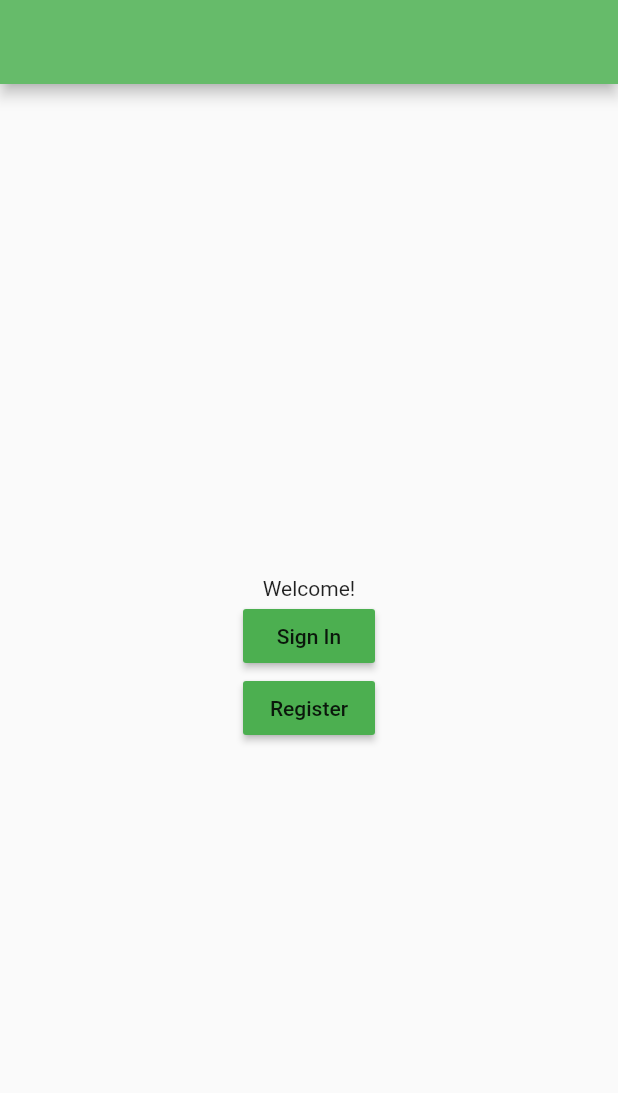
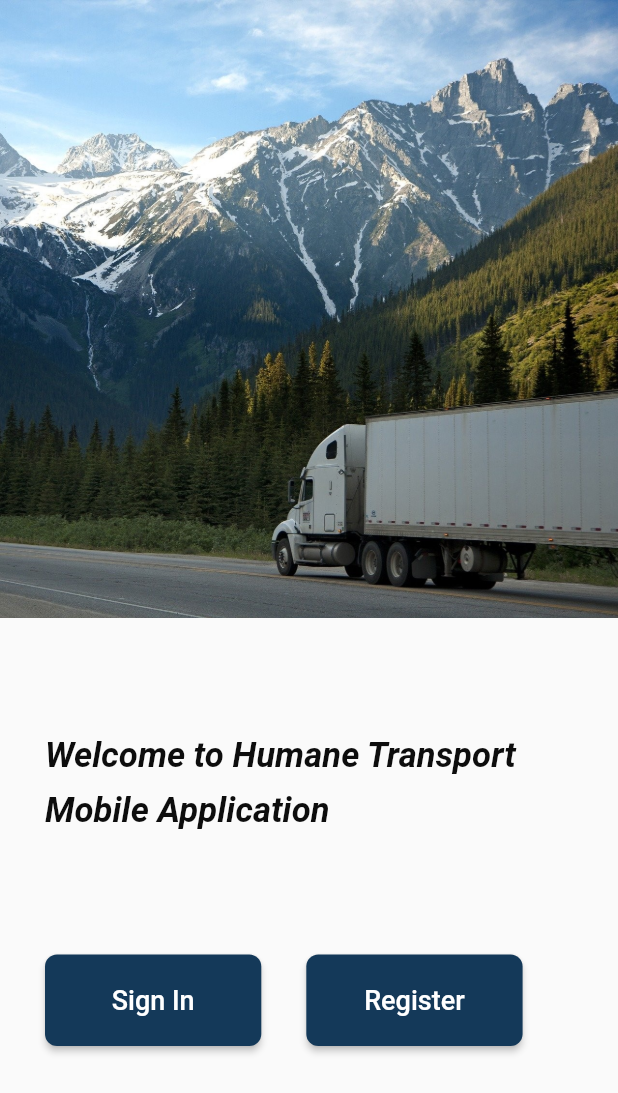
Before and after one commit to holtzmak/Humane-Transport, a Flutter app: the WelcomeScreen screen opened directly, on a phone screen of 412 x 824 dp. Shown: the top 1093 px of the screen. Run offline on Flutter 3.47's test engine with Material 2 defaults, Android fonts, the phone set to English and light mode, and no system bars; our stand-ins replace cloud_firestore, date_time_picker, firebase_auth, firebase_core, flutter_multi_formatter, get_it and 3 more; missing offline and left inert: flutter_email_sender, flutter_full_pdf_viewer; accounts and stored records are empty.

Commit message:
Edit Welcome Screen to match prototype (#218)

```diff
--- a/app/lib/ui/common/style.dart
+++ b/app/lib/ui/common/style.dart
@@ -8,6 +8,8 @@ const SmallTextSize = 14.0;
 const BodyTextSize = 16.0;
 const MediumTextSize = 20.0;
 const LargeTextSize = 23.0;
+
+const buttonColor = Color.fromRGBO(20, 57, 89, 1);
 
 const MainAppColor = Color(0xff66bb6a);
 
@@ -33,7 +35,7 @@ const BodyTextStyle = TextStyle(
 );
 
 const DefaultRaisedButtonStyle = ButtonThemeData(
-  buttonColor: Colors.green,
+  buttonColor: buttonColor,
 );
 
 const OverlayColor = Color.fromRGBO(0, 0, 0, 0.5);
--- a/app/lib/ui/views/welcome_screen.dart
+++ b/app/lib/ui/views/welcome_screen.dart
@@ -1,6 +1,9 @@
 import 'package:app/core/view_models/welcome_screen_view_model.dart';
+import 'package:app/ui/common/style.dart';
 import 'package:app/ui/widgets/utility/template_base_view_model.dart';
+import 'package:flutter/cupertino.dart';
 import 'package:flutter/material.dart';
+import 'package:hexcolor/hexcolor.dart';
 
 class WelcomeScreen extends StatelessWidget {
   final String title;
@@ -10,27 +13,72 @@ class WelcomeScreen extends StatelessWidget {
 
   @override
   Widget build(BuildContext context) {
+    Size size = MediaQuery.of(context).size;
     return TemplateBaseViewModel<WelcomeScreenViewModel>(
         builder: (context, model, child) {
       return Scaffold(
-        appBar: AppBar(
-          automaticallyImplyLeading: false,
+        body: Column(
+          mainAxisAlignment: MainAxisAlignment.start,
+          children: [
+            Image.asset(
+              'assets/welcome_screen.jpg',
             ),
-        body: Center(
+            Padding(padding: EdgeInsets.all(20)),
+            Container(
+              padding: EdgeInsets.all(30),
+              alignment: Alignment.center,
+              width: size.width,
               child: Column(
-            mainAxisAlignment: MainAxisAlignment.center,
                 children: [
-              Text('Welcome!'),
-              RaisedButton(
+                  Text(
+                    'Welcome to Humane Transport Mobile Application',
+                    style: TextStyle(
+                        fontWeight: FontWeight.bold,
+                        fontStyle: FontStyle.italic,
+                        fontSize: LargeTextSize,
+                        height: 1.6,
+                        color: HexColor("#0D0D0D")),
+                  ),
+                  Padding(
+                    padding: EdgeInsets.all(40),
+                  ),
+                  Row(
+                    children: [
+                      ButtonTheme(
+                        minWidth: size.width * 0.35,
+                        padding: EdgeInsets.all(20),
+                        buttonColor: buttonColor,
+                        child: RaisedButton(
                           onPressed: model.navigateToSignInScreen,
-                child: Text('Sign In'),
+                          shape: RoundedRectangleBorder(
+                              borderRadius: BorderRadius.circular(8)),
+                          child: Text(
+                            'Sign In',
+                            style: TextStyle(fontSize: 18, color: Colors.white),
                           ),
-              RaisedButton(
+                        ),
+                      ),
+                      Padding(padding: EdgeInsets.only(right: 30)),
+                      ButtonTheme(
+                        minWidth: size.width * 0.35,
+                        padding: EdgeInsets.all(20),
+                        buttonColor: HexColor('#143959'),
+                        child: RaisedButton(
                           onPressed: model.navigateToSignUpScreen,
-                child: Text('Register'),
+                          shape: RoundedRectangleBorder(
+                              borderRadius: BorderRadius.circular(8)),
+                          child: Text(
+                            'Register',
+                            style: TextStyle(fontSize: 18, color: Colors.white),
+                          ),
+                        ),
                       ),
                     ],
                   ),
+                ],
+              ),
+            )
+          ],
         ),
       );
     });
--- a/app/pubspec.yaml
+++ b/app/pubspec.yaml
@@ -40,6 +40,7 @@ dependencies:
   sqflite: ^1.3.2+2
   uuid: 2.2.2
   flutter_launcher_icons: ^0.8.0
+  hexcolor: ^1.0.6
 
 dev_dependencies:
   flutter_driver:
@@ -68,6 +69,7 @@ flutter:
   # To add assets to your application, add an assets section, like this:
   assets:
     - assets/splash_screen.png
+    - assets/welcome_screen.jpg
   #   - images/a_dot_ham.jpeg
   # An image asset can refer to one or more resolution-specific "variants", see
   # https://flutter.dev/assets-and-images/#resolution-aware.
```
Also changed, not shown: app/assets/welcome_screen.jpg (added), app/pubspec.lock, 1 other file. Lines whose indentation alone changed are shown as unchanged.
